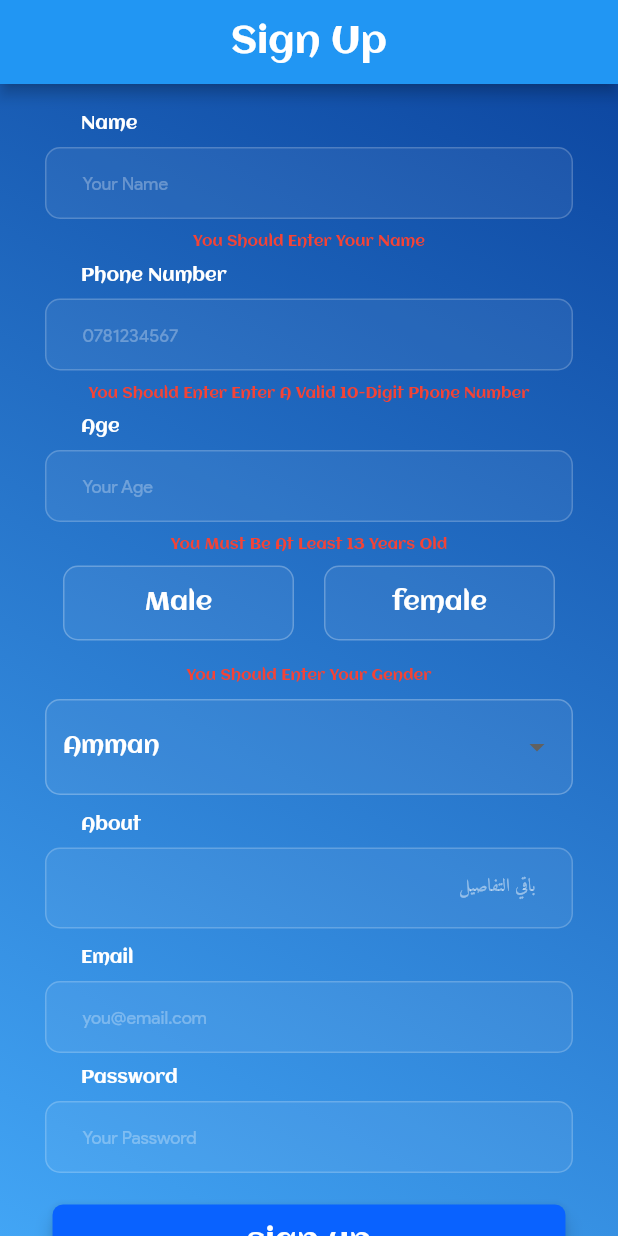
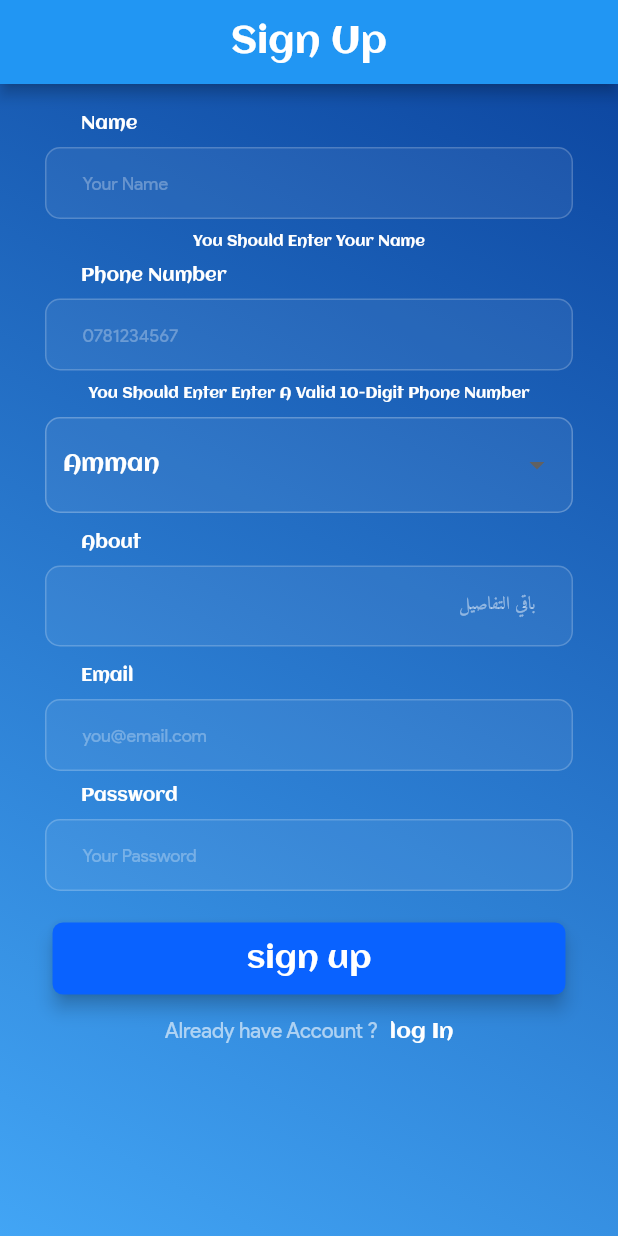
Before and after one commit to aliz0o/Volunteers-Home-Last-Version, a Flutter app: the RegistrationScreen screen opened directly, after a tap on "sign up", on a phone screen of 412 x 824 dp. Run offline on Flutter 3.47's test engine with Material 2 defaults, Android fonts, the phone set to English and light mode, and no system bars; our stand-ins replace cloud_firestore, datetime_picker_formfield, firebase_auth, firebase_core, firebase_storage, image_picker and 5 more; missing offline and left inert: dart:ffi; accounts and stored records are empty.

Commit message:
Ali 27/5/2021

```diff
--- a/lib/components/event_card_button.dart
+++ b/lib/components/event_card_button.dart
@@ -2,6 +2,7 @@ import 'package:flutter/material.dart';
 import 'package:cloud_firestore/cloud_firestore.dart';
 import 'package:volunteering/screens/coming_list.dart';
 import 'package:volunteering/components/radio_button.dart';
+import 'package:volunteering/screens/events_screen.dart';
 import 'package:volunteering/screens/events_screen.dart';
 
 final _fireStore = FirebaseFirestore.instance;
@@ -108,7 +109,8 @@ class _EventCardButtonState extends State<EventCardButton> {
   Widget build(BuildContext context) {
     return ((widget.screen == 'events' ||
                 widget.screen == 'committeeRequest') &&
-            loggedInUser.uid == 'iNitXHsWf8XB301tM5I58PqJFMD2')
+            //        loggedInUser.uid == 'iNitXHsWf8XB301tM5I58PqJFMD2'
+            userType == 'Admin')
         ? GestureDetector(
             onTap: widget.screen == 'events'
                 ? () => {
--- a/lib/screens/events_screen.dart
+++ b/lib/screens/events_screen.dart
@@ -1,3 +1,4 @@
+import 'package:cloud_firestore/cloud_firestore.dart';
 import 'package:flutter/material.dart';
 import 'package:volunteering/constants.dart';
 import 'package:volunteering/screens/profile_screen.dart';
@@ -6,7 +7,9 @@ import 'package:firebase_auth/firebase_auth.dart';
 import 'package:volunteering/services/get_user_info.dart';
 
 final _auth = FirebaseAuth.instance;
+CollectionReference users = FirebaseFirestore.instance.collection('users');
 User loggedInUser;
+String userType;
 
 class EventsScreen extends StatefulWidget {
   @override
@@ -21,6 +24,14 @@ class _EventsScreenState extends State<EventsScreen> {
       final user = _auth.currentUser;
       if (user != null) {
         loggedInUser = user;
+        void getUserType(String val) async {
+          DocumentSnapshot snapshot = await users.doc(loggedInUser.uid).get();
+          var data = snapshot.data();
+          userType = data['userType'];
+          print(userType);
+        }
+
+        getUserType(loggedInUser.uid);
       }
     } catch (e) {
       print(e);
@@ -42,7 +53,8 @@ class _EventsScreenState extends State<EventsScreen> {
             automaticallyImplyLeading: false,
             title: Text('Events', style: kAppBarTextStyle),
             actions: [
-              loggedInUser.uid == 'iNitXHsWf8XB301tM5I58PqJFMD2'
+              //loggedInUser.uid == 'iNitXHsWf8XB301tM5I58PqJFMD2'
+              userType == 'Admin'
                   ? FlatButton(
                       color: Colors.white.withOpacity(0.25),
                       child: Text(
--- a/lib/screens/profile_screen.dart
+++ b/lib/screens/profile_screen.dart
@@ -6,8 +6,6 @@ import 'package:volunteering/screens/updateProfile.dart';
 import 'package:volunteering/services/events_stream_builder.dart';
 import 'package:volunteering/services/get_user_info.dart';
 import 'package:firebase_auth/firebase_auth.dart';
-import 'package:volunteering/screens/events_screen.dart';
-import 'create_event_screen.dart';
 import 'login_screen.dart';
 
 final _auth = FirebaseAuth.instance;
--- a/lib/screens/registration_screen.dart
+++ b/lib/screens/registration_screen.dart
@@ -1,6 +1,5 @@
 import 'package:flutter/material.dart';
 import 'package:modal_progress_hud/modal_progress_hud.dart';
-import 'package:volunteering/components/radio_button.dart';
 import 'package:volunteering/components/rounded_button.dart';
 import 'package:volunteering/constants.dart';
 import 'package:volunteering/components/label.dart';
@@ -19,7 +18,6 @@ DocumentReference ref = FirebaseFirestore.instance.collection('images').doc();
 
 final nameTextController = TextEditingController();
 final phoneNumberTextController = TextEditingController();
-final ageTextController = TextEditingController();
 final emailTextController = TextEditingController();
 final passwordTextController = TextEditingController();
 final aboutTextController = TextEditingController();
@@ -84,7 +82,7 @@ class _MyStateFullState extends State<MyStateFull> {
   File _selectedImage;
   bool _nameVisibility = false;
   bool _phoneNumberVisibility = false;
-  bool _ageVisibility = false;
+
   bool _genderVisibility = false;
   bool _imageUploadedVisibility = false;
   bool _imageVisibility = false;
@@ -107,24 +105,6 @@ class _MyStateFullState extends State<MyStateFull> {
     } else
       setState(() {
         _phoneNumberVisibility = false;
-      });
-
-    if (age == null || age <= 12) {
-      setState(() {
-        _ageVisibility = true;
-      });
-    } else
-      setState(() {
-        _ageVisibility = false;
-      });
-
-    if (gender == null) {
-      setState(() {
-        _genderVisibility = true;
-      });
-    } else
-      setState(() {
-        _genderVisibility = false;
       });
 
     if (_selectedImage == null)
@@ -187,7 +167,7 @@ class _MyStateFullState extends State<MyStateFull> {
               child: Text(
                 'You Should Enter Your Name',
                 style: TextStyle(
-                  color: Colors.red,
+                  color: Colors.white,
                   fontFamily: 'Aclonica',
                   fontSize: 10,
                 ),
@@ -221,107 +201,14 @@ class _MyStateFullState extends State<MyStateFull> {
               child: Text(
                 'You Should Enter Enter A Valid 10-Digit Phone Number',
                 style: TextStyle(
-                  color: Colors.red,
+                  color: Colors.white,
                   fontFamily: 'Aclonica',
                   fontSize: 10,
                 ),
               ),
               visible: _phoneNumberVisibility,
             ),
-            Visibility(
-                child: SizedBox(height: 10), visible: _phoneNumberVisibility),
-            Visibility(
-                visible: widget.userType == 'volunteer' ? true : false,
-                child: Label(label: 'Age')),
-            Visibility(
-              visible: widget.userType == 'volunteer' ? true : false,
-              child: Padding(
-                padding: textFieldPadding,
-                child: TextFormField(
-                  controller: ageTextController,
-                  onChanged: (value) {
-                    age = int.parse(value);
-                    setState(() {
-                      _ageVisibility = false;
-                    });
-                  },
-                  inputFormatters: [
-                    LengthLimitingTextInputFormatter(2),
-                    FilteringTextInputFormatter.allow(RegExp('[0-9]')),
-                  ],
-                  keyboardType: TextInputType.number,
-                  style: kTextFieldStyle,
-                  decoration:
-                      kTextFieldDecoration.copyWith(hintText: 'Your Age'),
-                ),
-              ),
-            ),
-            Visibility(
-              child: SizedBox(height: 10),
-              visible: widget.userType == 'volunteer' ? true : false,
-            ),
-            Visibility(
-              child: Text(
-                'You Must Be At Least 13 Years Old',
-                style: TextStyle(
-                  color: Colors.red,
-                  fontFamily: 'Aclonica',
-                  fontSize: 10,
-                ),
-              ),
-              visible: widget.userType == 'volunteer' ? _ageVisibility : false,
-            ),
-            Visibility(
-              visible: widget.userType == 'volunteer' ? true : false,
-              child: Row(
-                mainAxisAlignment: MainAxisAlignment.center,
-                children: [
-                  GestureDetector(
-                    onTap: () {
-                      setState(() {
-                        gender = 'Male';
-                        _genderVisibility = false;
-                      });
-                    },
-                    child: RadioButton(
-                        selected: 'Male',
-                        colour: gender == 'Male'
-                            ? activeColor.withOpacity(0.17)
-                            : inactiveColor.withOpacity(0.06)),
-                  ),
-                  GestureDetector(
-                      onTap: () {
-                        setState(() {
-                          gender = 'Female';
-                          _genderVisibility = false;
-                        });
-                      },
-                      child: RadioButton(
-                          selected: 'female',
-                          colour: gender == 'Female'
-                              ? activeColor.withOpacity(0.17)
-                              : inactiveColor.withOpacity(0.06))),
-                ],
-              ),
-            ),
             SizedBox(height: 10),
-            Visibility(
-              child: Text(
-                'You Should Enter Your Gender',
-                style: TextStyle(
-                  color: Colors.red,
-                  fontFamily: 'Aclonica',
-                  fontSize: 10,
-                ),
-              ),
-              visible:
-                  widget.userType == 'volunteer' ? _genderVisibility : false,
-            ),
-            Visibility(
-              child: SizedBox(height: 10),
-              visible:
-                  widget.userType == 'volunteer' ? _genderVisibility : false,
-            ),
             Container(
               child: Padding(
                 padding: const EdgeInsets.fromLTRB(30, 0, 30, 0),
@@ -473,10 +360,7 @@ class _MyStateFullState extends State<MyStateFull> {
               text: 'sign up',
               color: Color(0xff0962ff),
               function: ((name == null || name == "") ||
-                          (phoneNumber.toString().length < 9) ||
-                          ((age == null || age <= 12) &&
-                              widget.userType == 'volunteer') ||
-                          (gender == null && widget.userType == 'volunteer')) ||
+                          (phoneNumber.toString().length < 9)) ||
                       (_selectedImage == null && widget.userType == 'committee')
                   ? () {
                       checkNullValue();
@@ -497,8 +381,6 @@ class _MyStateFullState extends State<MyStateFull> {
                             'email': email,
                             'name': name,
                             'phoneNumber': phoneNumber,
-                            'age': age,
-                            'gender': gender,
                             'city': city,
                             'createdOn': FieldValue.serverTimestamp(),
                             'eventCount': 0,
@@ -525,7 +407,6 @@ class _MyStateFullState extends State<MyStateFull> {
                         });
                         nameTextController.clear();
                         phoneNumberTextController.clear();
-                        ageTextController.clear();
                         emailTextController.clear();
                         passwordTextController.clear();
                         aboutTextController.clear();
@@ -560,7 +441,6 @@ class _MyStateFullState extends State<MyStateFull> {
                   Navigator.pushNamed(context, '/login_screen');
                   nameTextController.clear();
                   phoneNumberTextController.clear();
-                  ageTextController.clear();
                   emailTextController.clear();
                   passwordTextController.clear();
                   aboutTextController.clear();
--- a/lib/services/events_stream_builder.dart
+++ b/lib/services/events_stream_builder.dart
@@ -32,7 +32,8 @@ class _EventStreamState extends State<EventStream> {
         Provider.of<Authentication>(context, listen: true);
     return StreamBuilder<QuerySnapshot>(
         stream: widget.tap == 'events'
-            ? loggedInUser.uid == 'iNitXHsWf8XB301tM5I58PqJFMD2'
+            ? userType == 'Admin'
+                //loggedInUser.uid == 'iNitXHsWf8XB301tM5I58PqJFMD2'
                 ? _fireStore
                     .collection('events')
                     .where('approved', isEqualTo: false)
@@ -98,7 +99,6 @@ class _EventStreamState extends State<EventStream> {
               DateTime formattedDateTime = eventDateTime.toDate();
               String stringDateTime =
                   DateFormat('  kk:mm\n  d MMM').format(formattedDateTime);
-
               final eventCard = EventCard(
                 eventClass: eventClass,
                 noOfVolunteers: noOfVolunteers,
--- a/lib/services/get_user_info.dart
+++ b/lib/services/get_user_info.dart
@@ -28,7 +28,6 @@ class GetUser extends StatelessWidget {
 
   @override
   Widget build(BuildContext context) {
-
     CollectionReference users = FirebaseFirestore.instance.collection('users');
     return FutureBuilder<DocumentSnapshot>(
       future: users.doc(this.userID).get(),
@@ -45,32 +44,22 @@ class GetUser extends StatelessWidget {
           return this.screen == 'profile'
               ? Column(
                   crossAxisAlignment: CrossAxisAlignment.start,
-
                   children: [
-
                     Row(
                         mainAxisAlignment: MainAxisAlignment.spaceEvenly,
                         children: [
                           //SizedBox(width: 15),
                           CircleAvatar(
                               radius: 35,
-                              backgroundImage: data['gender'] == 'Male'
-                                  ? AssetImage('images/male.png')
-                                  : data['gender'] == 'Female'
-                                      ? AssetImage('images/female.png')
-                                      : AssetImage('images/2.png')),
-
+                              backgroundImage: AssetImage('images/male.png')),
 
                           Column(
                             crossAxisAlignment: CrossAxisAlignment.start,
-
                             children: [
                               // Text(data['name'],
                               //     style: kAppBarTextStyle.copyWith(fontSize: 15)),
                               //Text(data['city'], style: kUserInfoTextStyle),
                             ],
-
-
                           ),
 
                           Expanded(child: SizedBox(width: 20)),
@@ -98,24 +87,25 @@ class GetUser extends StatelessWidget {
                       height: 5,
                     ),
 
-                  Text('name : '+data['name'], style: kUserInfoTextStyle),
+                    Text('name : ' + data['name'], style: kUserInfoTextStyle),
                     SizedBox(
                       height: 5,
                     ),
 
-                  Text('Location : '+data['city'], style: kUserInfoTextStyle),
+                    Text('Location : ' + data['city'],
+                        style: kUserInfoTextStyle),
                     SizedBox(
                       height: 5,
                     ),
 
-                  Text('Email : '+data['email'], style: kUserInfoTextStyle),
+                    Text('Email : ' + data['email'], style: kUserInfoTextStyle),
                     SizedBox(
                       height: 5,
                     ),
 
-                  Text('PhoneNO : '+'${data['phoneNumber']}', style: kUserInfoTextStyle),
+                    Text('PhoneNO : ' + '${data['phoneNumber']}',
+                        style: kUserInfoTextStyle),
                     // TextButton(onPressed: null, child: Text('more Info :',style: TextStyle(color:Colors.white),) ),
-
                   ],
                 )
               : this.screen == 'commentScreen'
@@ -129,11 +119,7 @@ class GetUser extends StatelessWidget {
                         );
                       },
                       child: Text(data['name'],
-                          style: TextStyle(fontSize: 11,color: Colors.black)
-
-
-
-                      ),
+                          style: TextStyle(fontSize: 11, color: Colors.black)),
                     )
                   : this.screen == 'button'
                       ? userType == 'committee' && data['verified'] == true
```
Lines whose indentation alone changed are shown as unchanged.
